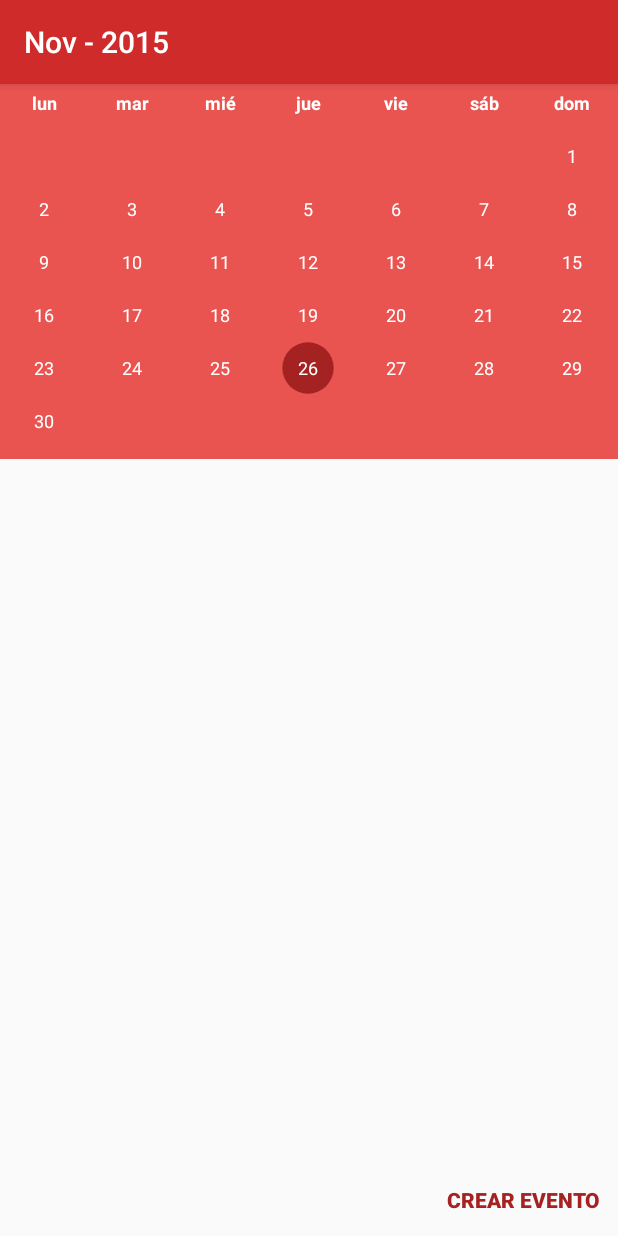
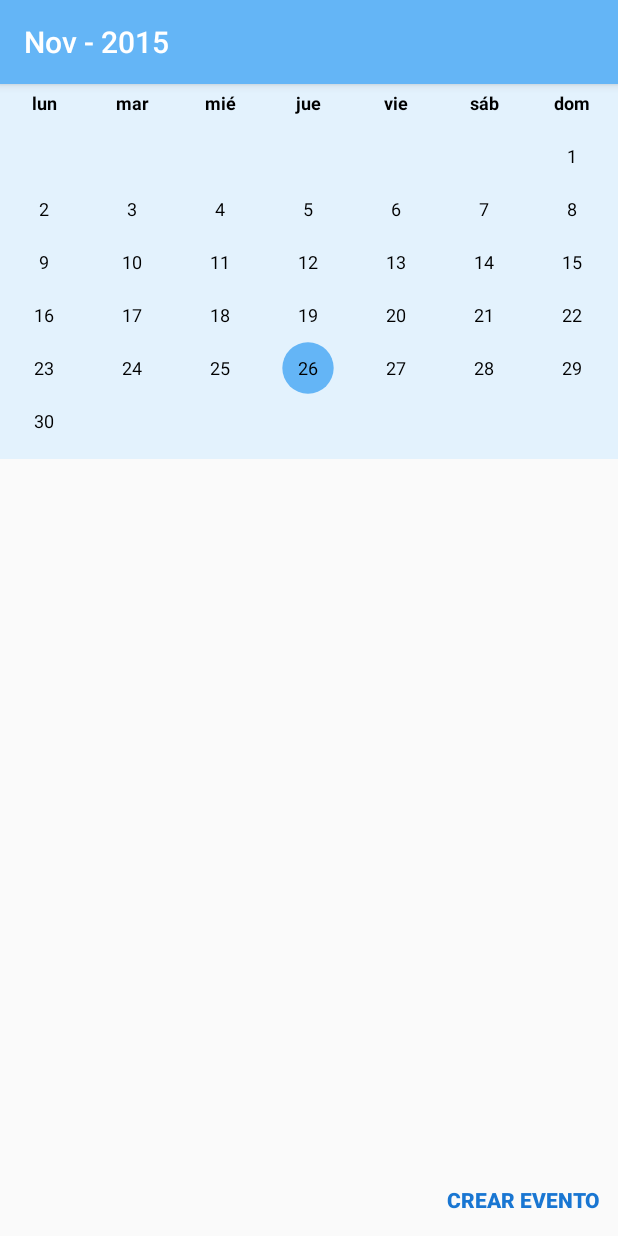
Before and after one commit to UNIZAR-30248-2015-Raven/raven, an Android app: the CalendarioActivity screen opened directly, with no data from a screen before it, on a phone screen of 412 x 824 dp. Run offline under Robolectric (Android 15) with nearby library versions, the phone set to English and light mode, and no system bars.

Commit message:
cambio de colores de la GUI

```diff
--- a/app/src/main/java/opdevelopers/raven/calendario/CalendarioActivity.java
+++ b/app/src/main/java/opdevelopers/raven/calendario/CalendarioActivity.java
@@ -109,10 +109,6 @@ public class CalendarioActivity extends AppCompatActivity {
         compactCalendarView.setLocale(spanish);
 
         compactCalendarView.setUseThreeLetterAbbreviation(true);
-
-        //color primario
-        compactCalendarView.setCurrentDayBackgroundColor(getResources().getColor(R.color.colorPrimaryDark));
-        compactCalendarView.setCurrentSelectedDayBackgroundColor(getResources().getColor(R.color.colorPrimary));
 
         compactCalendarView.invalidate();
 
@@ -256,7 +252,7 @@ public class CalendarioActivity extends AppCompatActivity {
             if ((miliseconds = toMiliseconds(event)) == EVENTO_PERIODICO) {
                 anndirEventosPeriodicos(event);
             } else {
-                compactCalendarView.addEvent(new CalendarDayEvent(miliseconds, Color.argb(255, 169, 68, 65)), false);
+                compactCalendarView.addEvent(new CalendarDayEvent(miliseconds, Color.argb(255, 100, 181, 246)), false);
             }
         }
     }
@@ -311,7 +307,7 @@ public class CalendarioActivity extends AppCompatActivity {
             // durante un año
             for (int i = 0; i < SEMANA_ANNO; i++, currentCalendar.add(Calendar.WEEK_OF_MONTH, 1)) {
                 compactCalendarView.addEvent(new CalendarDayEvent(currentCalendar.getTimeInMillis(),
-                        Color.argb(255, 169, 68, 65)), false);
+                        Color.argb(255, 100, 181, 246)), false);
             }
         }
     }
--- a/app/src/main/java/opdevelopers/raven/calendario/CompactCalendarView.java
+++ b/app/src/main/java/opdevelopers/raven/calendario/CompactCalendarView.java
@@ -77,7 +77,7 @@ public class CompactCalendarView extends View {
     public CompactCalendarView(Context context, AttributeSet attrs, int defStyleAttr) {
         super(context, attrs, defStyleAttr);
         compactCalendarController = new CompactCalendarController(new Paint(), new OverScroller(getContext()),
-                new Rect(), attrs, getContext(),  Color.argb(255, 233, 84, 81), Color.argb(255, 64, 64, 64), Color.argb(255, 219, 219, 219));
+                new Rect(), attrs, getContext(),  Color.argb(255, 100, 181, 246), Color.argb(255, 0, 0, 0), Color.argb(255, 144, 202, 249));
         gestureDetector = new GestureDetectorCompat(getContext(), gestureListener);
     }
 
@@ -126,7 +126,7 @@ public class CompactCalendarView extends View {
 
     /**
      *  Adds an event to be drawn as an indicator in the calendar.
-     *  If adding multiple events see {@link #addEvents(List)}} method.
+     *  If adding multiple events see {#addEvents(List)}} method.
      * @param event to be added to the calendar
      * @param shouldInvalidate true if the view should invalidate
      */
@@ -139,7 +139,7 @@ public class CompactCalendarView extends View {
 
     /**
      * Removes an event from the calendar.
-     * If removing multiple events see {@link #removeEvents(List)}
+     * If removing multiple events see {#removeEvents(List)}
      *
      * @param event event to remove from the calendar
      * @param shouldInvalidate true if the view should invalidate
--- a/app/src/main/res/layout/activity_calendario.xml
+++ b/app/src/main/res/layout/activity_calendario.xml
@@ -10,10 +10,10 @@
         android:layout_width="fill_parent"
         android:layout_height="250dp"
         app:compactCalendarTextSize="12sp"
-        app:compactCalendarBackgroundColor="#ffe95451"
-        app:compactCalendarTextColor="#fff"
-        app:compactCalendarCurrentSelectedDayBackgroundColor="#E57373"
-        app:compactCalendarCurrentDayBackgroundColor="#B71C1C"
+        app:compactCalendarBackgroundColor="@color/colorLight"
+        app:compactCalendarTextColor="@color/colorBlack"
+        app:compactCalendarCurrentSelectedDayBackgroundColor="@color/colorAccent"
+        app:compactCalendarCurrentDayBackgroundColor="@color/colorPrimary"
         />
 
     <Button
--- a/app/src/main/res/values/colors.xml
+++ b/app/src/main/res/values/colors.xml
@@ -1,8 +1,10 @@
 <?xml version="1.0" encoding="utf-8"?>
 <resources>
-    <color name="colorPrimary">#CF2B2B</color>
-    <color name="colorPrimaryDark">#A52222</color>
-    <color name="colorAccent">#DD6A6A</color>
+    <color name="colorPrimary">#64B5F6</color>
+    <color name="colorPrimaryDark">#1976D2</color>
+    <color name="colorAccent">#90CAF9</color>
+    <color name="colorLight">#E3F2FD</color>
     <color name="colorGrey">#808080</color>
     <color name="colorWhite">#FFFFFF</color>
+    <color name="colorBlack">#000000</color>
 </resources>
--- a/app/src/main/res/values/strings.xml
+++ b/app/src/main/res/values/strings.xml
@@ -5,7 +5,6 @@
     <string name="ver_cuenta">Ver cuenta</string>
     <string name="menu">Menú</string>
     <string name="calendario">Calendario</string>
-    <string name="crear_evento">Crear evento</string>
 
     <string name="info">TU INFORMACIÓN</string>
     <string name="infoContacto">INFORMACIÓN DE CONTACTO AUXILIAR</string>
@@ -39,6 +38,7 @@
 
     <string name="seguir">SEGUIR</string>
     <string name="aceptar">ACEPTAR</string>
+    <string name="crear_evento">CREAR EVENTO</string>
     <string name="iniciar_sesion">INICIAR SESIÓN</string>
     <string name="registrar">REGISTRARSE</string>
 </resources>
```
Also changed, not shown: app/src/main/res/drawable/raven_logo.png, 3 other files.
